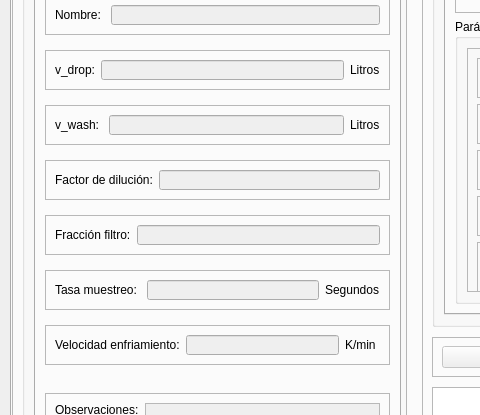
This is interfaz/GUI-UI/v1-interfaz.ui in tigre437/interfaz-V0.1 as Qt 5 draws it before an edit; both pictures show x 0 to 480 and y 159 to 574 of the 1340 by 832 pixel window. The edited form follows.
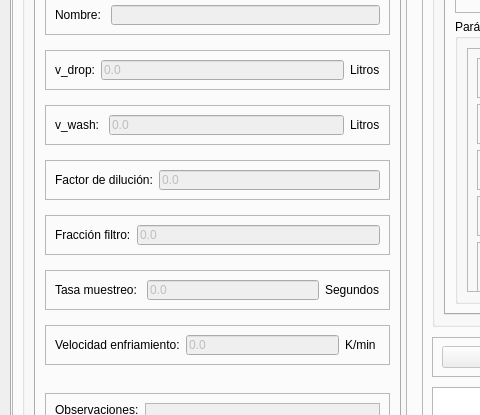
This is the edited form. The open tabs and pages were chosen to show the change. Icons and pictures are not drawn.

What changed in the file:
```diff
--- a/interfaz/GUI-UI/v1-interfaz.ui
+++ b/interfaz/GUI-UI/v1-interfaz.ui
@@ -1002,6 +1002,9 @@
                    <property name="enabled">
                     <bool>false</bool>
                    </property>
+                   <property name="text">
+                    <string>0.0</string>
+                   </property>
                   </widget>
                  </item>
                  <item>
@@ -1059,6 +1062,9 @@
                    <property name="enabled">
                     <bool>false</bool>
                    </property>
+                   <property name="text">
+                    <string>0.0</string>
+                   </property>
                   </widget>
                  </item>
                  <item>
@@ -1116,6 +1122,9 @@
                    <property name="enabled">
                     <bool>false</bool>
                    </property>
+                   <property name="text">
+                    <string>0.0</string>
+                   </property>
                   </widget>
                  </item>
                 </layout>
@@ -1154,6 +1163,9 @@
                    <property name="enabled">
                     <bool>false</bool>
                    </property>
+                   <property name="text">
+                    <string>0.0</string>
+                   </property>
                   </widget>
                  </item>
                 </layout>
@@ -1192,6 +1204,9 @@
                    <property name="enabled">
                     <bool>false</bool>
                    </property>
+                   <property name="text">
+                    <string>0.0</string>
+                   </property>
                   </widget>
                  </item>
                  <item>
@@ -1249,6 +1264,9 @@
                    <property name="enabled">
                     <bool>false</bool>
                    </property>
+                   <property name="text">
+                    <string>0.0</string>
+                   </property>
                   </widget>
                  </item>
                  <item>
```
